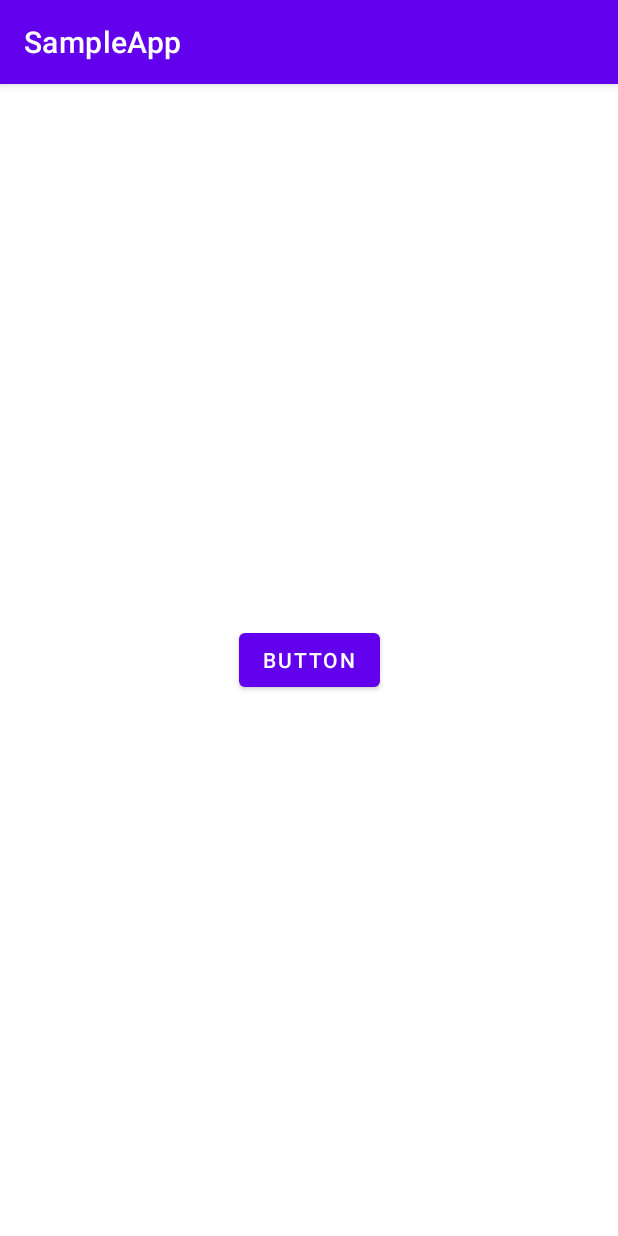
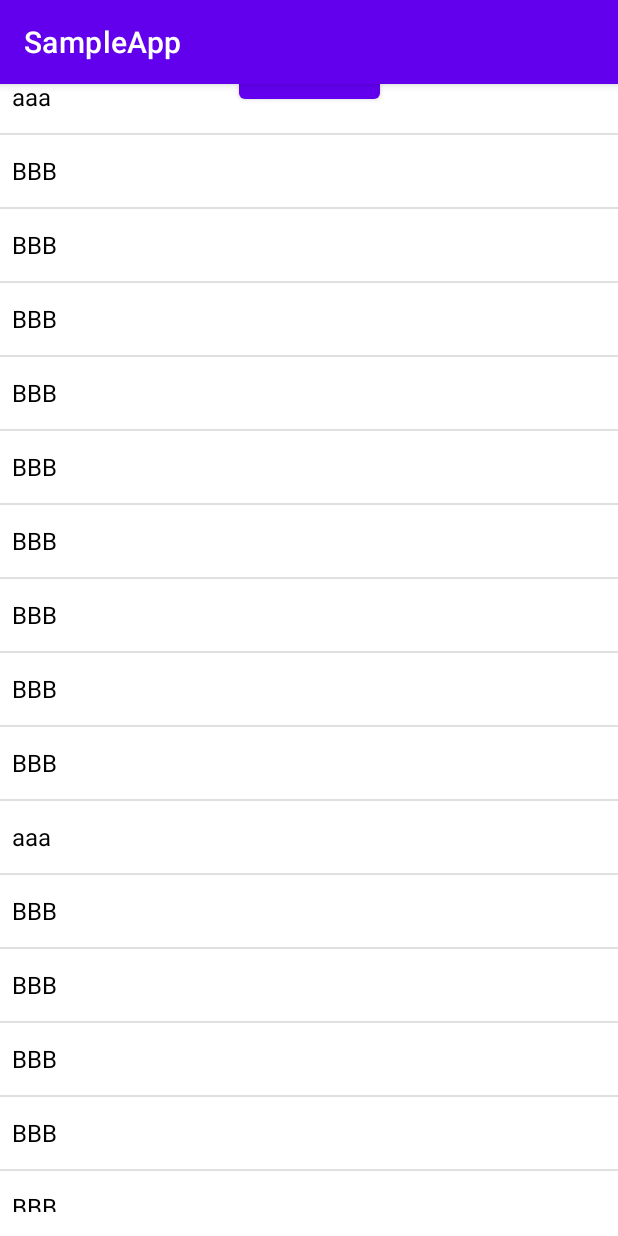
Before and after one commit to hasshie/tutorial, an Android app: the screen it shows after launch (MainActivity), on a phone screen of 412 x 824 dp. Run offline under Robolectric (Android 15) with nearby library versions, the phone set to English and light mode, and no system bars.

Commit message:
ListView サンプル

```diff
--- a/Android/SampleApp/app/src/main/java/com/example/sampleapp/MainActivity.java
+++ b/Android/SampleApp/app/src/main/java/com/example/sampleapp/MainActivity.java
@@ -2,12 +2,15 @@ package com.example.sampleapp;
 
 import android.app.AlertDialog;
 import android.os.Bundle;
+import android.util.Log;
 import android.view.View;
+import android.widget.AdapterView;
+import android.widget.ArrayAdapter;
+import android.widget.ListView;
+import android.widget.Toast;
 
 import androidx.appcompat.app.AppCompatActivity;
-import androidx.fragment.app.FragmentManager;
-import androidx.fragment.app.FragmentTransaction;
-
+//implements AdapterView.OnItemSelectedListener
 public class MainActivity extends AppCompatActivity  {
     AlertDialog dialog;
     AlertDialog.Builder builder;
@@ -16,22 +19,9 @@ public class MainActivity extends AppCompatActivity  {
     protected void onCreate(Bundle savedInstanceState) {
         super.onCreate(savedInstanceState);
         setContentView(R.layout.activity_main);
-        //        builder = new AlertDialog.Builder(getActivity())
-//                .setTitle("データの削除")
-//                .setMessage("データを削除します。")
-//                .setPositiveButton(R.string.app_name, new DialogInterface.OnClickListener() {
-//                    public void onClick(DialogInterface dialog, int id) {
-//                        // User clicked OK button
-//                    }
-//                })
-//                .setNegativeButton(R.string.hello_first_fragment, new DialogInterface.OnClickListener() {
-//                    public void onClick(DialogInterface dialog, int id) {
-//                        // User cancelled the dialog
-//                    }
-//                });
-//        // ここにデータを削除するメソッドを記述
-////        }
 
+        Log.d("### MainActivity" , String.format("STEP: %s", "onCreate"));
+        Toast.makeText(this, "MainActivity onCreate",Toast.LENGTH_LONG).show();;
         findViewById(R.id.button).setOnClickListener(new View.OnClickListener() {
             @Override
             public void onClick(View v) {
@@ -44,20 +34,57 @@ public class MainActivity extends AppCompatActivity  {
             }
         });
 
-// Set other dialog properties
-//...
 
-// Create the AlertDialog
-//        dialog = builder.create();
+        ListView lv = findViewById(R.id.listView1);
+        ArrayAdapter<String> adapter = new ArrayAdapter<String>(
+                this, androidx.appcompat.R.layout.support_simple_spinner_dropdown_item , new String[] {
+                "aaa",  "BBB",  "BBB",  "BBB",  "BBB",  "BBB",  "BBB",  "BBB",  "BBB",  "BBB",
+                "aaa",  "BBB",  "BBB",  "BBB",  "BBB",  "BBB",  "BBB",  "BBB",  "BBB",  "BBB"
+        });
+        lv.setAdapter(adapter);
+
+        lv.setOnItemClickListener(new AdapterView.OnItemClickListener() {
+            @Override
+            public void onItemClick(AdapterView<?> adapterView, View view, int i, long l) {
+
+                Log.d("### MainActivity.onItemClick" , String.format("STEP: %s", i));
+            }
+        });
+        lv.setOnItemSelectedListener(new AdapterView.OnItemSelectedListener() {
+            @Override
+            public void onItemSelected(AdapterView<?> adapterView, View view, int i, long l) {
+
+                Log.d("### MainActivity.onItemSelected" , String.format("STEP: %s", i));
+//                Toast.makeText(this, "MainActivity:" + i,Toast.LENGTH_LONG).show();;
+            }
+
+            @Override
+            public void onNothingSelected(AdapterView<?> adapterView) {
+                Log.d("### MainActivity.onNothingSelected" , String.format("getSelectedItemPosition: %s",adapterView.getSelectedItemPosition()));
+
+//                Toast.makeText(this, "MainActivity:onNothingSelected",Toast.LENGTH_LONG).show();;
+
+            }
+        });
+
     }
 
-//
-//    public void onClickBtn() {
+//    @Override
+//    public void onItemClick(AdapterView<?> adapterView, View view, int i, long l) {
+//        Log.d("### " , String.format("STEP: %s", i));
+//        Toast.makeText(this, "MainActivity:" + i,Toast.LENGTH_LONG).show();;
 //    }
 
 //    @Override
-//    public void onClick(View view) {
-//        Snackbar.make(view, "aaa", Snackbar.LENGTH_LONG).show();
+//    public void onItemSelected(AdapterView<?> adapterView, View view, int i, long l) {
+//        Log.d("### MainActivity.onItemSelected" , String.format("STEP: %s", i));
+//        Toast.makeText(this, "MainActivity:" + i,Toast.LENGTH_LONG).show();;
+//    }
 //
+//    @Override
+//    public void onNothingSelected(AdapterView<?> adapterView) {
+//        Log.d("### MainActivity.onNothingSelected" , String.format("STEP: %s",adapterView.toString()));
+//
+//        Toast.makeText(this, "MainActivity:onNothingSelected",Toast.LENGTH_LONG).show();;
 //    }
 }
--- a/Android/SampleApp/app/src/main/res/layout/activity_main.xml
+++ b/Android/SampleApp/app/src/main/res/layout/activity_main.xml
@@ -15,5 +15,16 @@
         app:layout_constraintStart_toStartOf="parent"
         app:layout_constraintEnd_toEndOf="parent"
         app:layout_constraintTop_toTopOf="parent"
-        app:layout_constraintBottom_toBottomOf="parent" />
+        app:layout_constraintBottom_toTopOf="@+id/listView1" />
+
+    <ListView
+        android:id="@+id/listView1"
+        app:layout_constraintTop_toTopOf="@+id/button"
+        app:layout_constraintStart_toStartOf="parent"
+        app:layout_constraintBottom_toBottomOf="parent"
+        android:choiceMode="singleChoice"
+        android:listSelector="@color/teal_200"
+
+        android:layout_width="match_parent"
+        android:layout_height="wrap_content"/>
 </androidx.constraintlayout.widget.ConstraintLayout>
```
